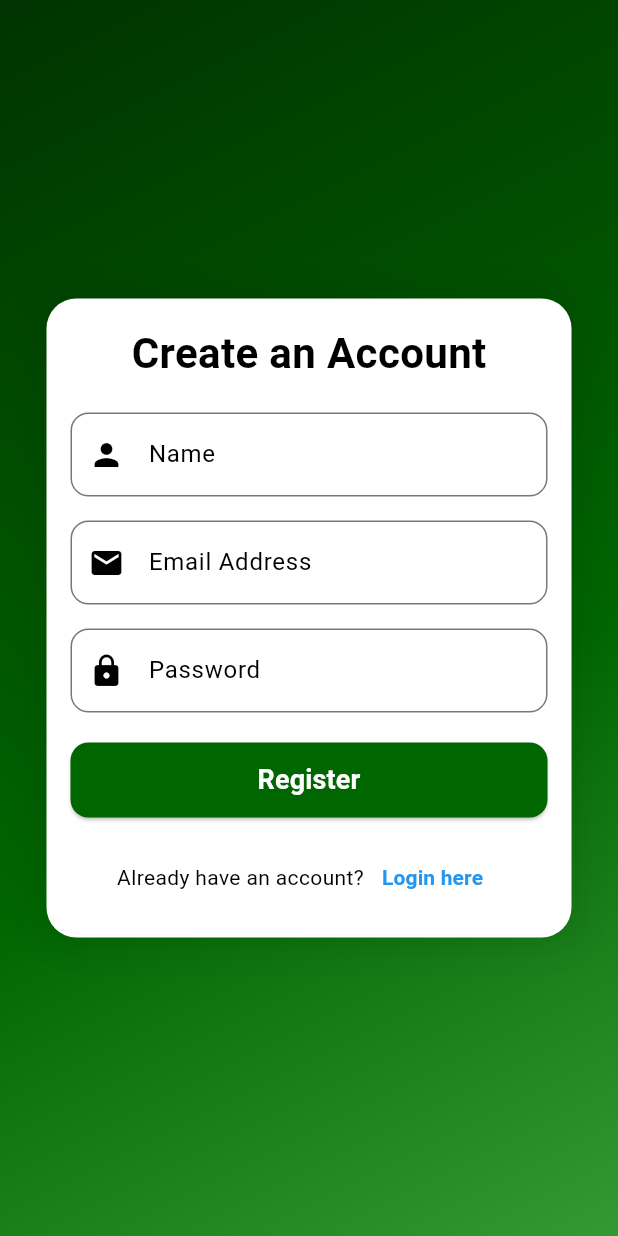
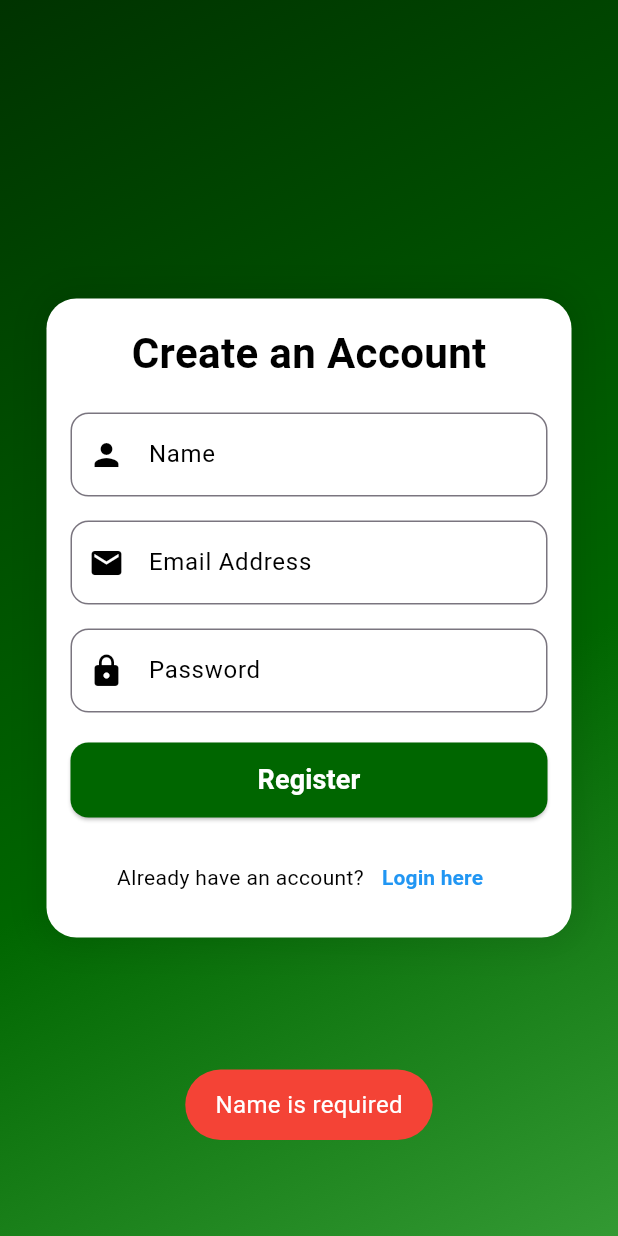
Before and after one commit to zahir248/receiptlog, a Flutter app: the RegisterPage screen opened directly, after a tap on "Register", on a phone screen of 412 x 824 dp. Run offline on Flutter 3.47's test engine with Material 3 defaults, Android fonts, the phone set to English and light mode, and no system bars; our stand-ins replace fluttertoast.

Commit message:
add register function

```diff
--- a/lib/views/register.dart
+++ b/lib/views/register.dart
@@ -1,10 +1,104 @@
 import 'package:flutter/material.dart';
+import 'package:fluttertoast/fluttertoast.dart';
+
+import '/controllers/register.dart';
 
 class RegisterPage extends StatelessWidget {
   const RegisterPage({super.key});
 
+  // Validation functions inside RegisterPage class
+  String? validateName(String name) {
+    if (name.isEmpty) {
+      return 'Name is required';
+    }
+    if (name.length > 255) {
+      return 'Name must be less than 255 characters';
+    }
+    return null;
+  }
+
+  String? validateEmail(String email) {
+    if (email.isEmpty) {
+      return 'Email is required';
+    }
+    if (!RegExp(r"^[a-zA-Z0-9._%+-]+@[a-zA-Z0-9.-]+\.[a-zA-Z]{2,}$").hasMatch(email)) {
+      return 'Please enter a valid email address';
+    }
+    if (email.length > 255) {
+      return 'Email must be less than 255 characters';
+    }
+    return null;
+  }
+
+  String? validatePassword(String password) {
+    if (password.isEmpty) {
+      return 'Password is required';
+    }
+    if (password.length < 6) {
+      return 'Password must be at least 6 characters';
+    }
+    return null;
+  }
+
   @override
   Widget build(BuildContext context) {
+    final TextEditingController nameController = TextEditingController();
+    final TextEditingController emailController = TextEditingController();
+    final TextEditingController passwordController = TextEditingController();
+    final RegisterController registerController = RegisterController();
+
+    Future<void> handleRegister() async {
+      final nameError = validateName(nameController.text);
+      final emailError = validateEmail(emailController.text);
+      final passwordError = validatePassword(passwordController.text);
+
+      if (nameError != null || emailError != null || passwordError != null) {
+        // Show error message using FlutterToast
+        Fluttertoast.showToast(
+          msg: nameError ?? emailError ?? passwordError!,
+          toastLength: Toast.LENGTH_SHORT,
+          backgroundColor: Colors.red,
+          textColor: Colors.white,
+          fontSize: 16.0,
+        );
+        return; // Exit if validation fails
+      }
+
+      final result = await registerController.registerUser(
+        name: nameController.text,
+        email: emailController.text,
+        password: passwordController.text,
+      );
+
+      if (result['success']) {
+        // Close the keyboard
+        FocusScope.of(context).unfocus();
+
+        // Show success message using FlutterToast
+        Fluttertoast.showToast(
+          msg: "Registration Successful!",
+          toastLength: Toast.LENGTH_SHORT,
+          backgroundColor: Colors.green,
+          textColor: Colors.white,
+          fontSize: 16.0,
+        );
+
+        // Wait for 3 seconds before navigating to login page
+        Future.delayed(Duration(seconds: 3), () {
+          Navigator.pop(context); // Go back to the previous page (login)
+        });
+      } else {
+        // Show error message using FlutterToast
+        Fluttertoast.showToast(
+          msg: "${result['message']}",
+          toastLength: Toast.LENGTH_SHORT,
+          backgroundColor: Colors.red,
+          textColor: Colors.white,
+          fontSize: 16.0,
+        );
+      }
+    }
+
     return Scaffold(
       body: Container(
         decoration: BoxDecoration(
@@ -12,12 +106,12 @@ class RegisterPage extends StatelessWidget {
             begin: Alignment.topLeft,
             end: Alignment.bottomRight,
             colors: [
-              Color(0xFF003300), // Deep dark green
-              Color(0xFF004d00), // Slightly lighter dark green
-              Color(0xFF006600), // Richer green tone
-              Color(0xFF339933), // Vibrant green at the top
+              Color(0xFF003300),
+              Color(0xFF004d00),
+              Color(0xFF006600),
+              Color(0xFF339933),
             ],
-            stops: [0.0, 0.3, 0.6, 1.0], // Gradient stops to match your pattern
+            stops: [0.0, 0.3, 0.6, 1.0],
           ),
         ),
         child: Center(
@@ -47,8 +141,8 @@ class RegisterPage extends StatelessWidget {
                   ),
                 ),
                 const SizedBox(height: 20),
-                // Name field with icon
                 TextField(
+                  controller: nameController,
                   decoration: const InputDecoration(
                     prefixIcon: Icon(Icons.person, color: Colors.black),
                     labelText: 'Name',
@@ -59,8 +153,8 @@ class RegisterPage extends StatelessWidget {
                   ),
                 ),
                 const SizedBox(height: 16),
-                // Email field with icon
                 TextField(
+                  controller: emailController,
                   decoration: const InputDecoration(
                     prefixIcon: Icon(Icons.email, color: Colors.black),
                     labelText: 'Email Address',
@@ -72,8 +166,8 @@ class RegisterPage extends StatelessWidget {
                   keyboardType: TextInputType.emailAddress,
                 ),
                 const SizedBox(height: 16),
-                // Password field with icon
                 TextField(
+                  controller: passwordController,
                   obscureText: true,
                   decoration: const InputDecoration(
                     prefixIcon: Icon(Icons.lock, color: Colors.black),
@@ -85,19 +179,16 @@ class RegisterPage extends StatelessWidget {
                   ),
                 ),
                 const SizedBox(height: 20),
-                // Register button with same width as text fields
                 SizedBox(
-                  width: double.infinity, // Make the button take up the full width
+                  width: double.infinity,
                   child: ElevatedButton(
-                    onPressed: () {
-                      // Handle register action
-                    },
+                    onPressed: handleRegister, // Call the register logic
                     style: ElevatedButton.styleFrom(
                       padding: const EdgeInsets.symmetric(vertical: 12.0),
                       shape: RoundedRectangleBorder(
                         borderRadius: BorderRadius.circular(12),
                       ),
-                      primary: const Color(0xFF006600), // Deep green
+                      primary: const Color(0xFF006600),
                       onPrimary: Colors.white,
                     ),
                     child: const Text(
@@ -107,9 +198,8 @@ class RegisterPage extends StatelessWidget {
                   ),
                 ),
                 const SizedBox(height: 16),
-                // "Already have an account? Login here" link
                 Row(
-                  mainAxisSize: MainAxisSize.min, // Minimize the row size to fit both texts closely
+                  mainAxisSize: MainAxisSize.min,
                   children: [
                     const Text(
                       "Already have an account?",
@@ -117,13 +207,12 @@ class RegisterPage extends StatelessWidget {
                     ),
                     TextButton(
                       onPressed: () {
-                        // Navigate to the LoginPage
-                        Navigator.pop(context); // Going back to the LoginPage
+                        Navigator.pop(context);
                       },
                       child: const Text(
                         "Login here",
                         style: TextStyle(
-                          color: Colors.blue, // Blue color
+                          color: Colors.blue,
                           fontWeight: FontWeight.bold,
                         ),
                       ),
--- a/pubspec.yaml
+++ b/pubspec.yaml
@@ -36,7 +36,8 @@ dependencies:
   # Use with the CupertinoIcons class for iOS style icons.
   cupertino_icons: ^1.0.2
   flutter_launcher_icons: ^0.9.3
-
+  http: ^1.0.0
+  fluttertoast: ^8.2.4
 
 dev_dependencies:
   flutter_test:
```
Also changed, not shown: lib/controllers/register.dart (added, +59 -0 lines), pubspec.lock, 2 other files.
